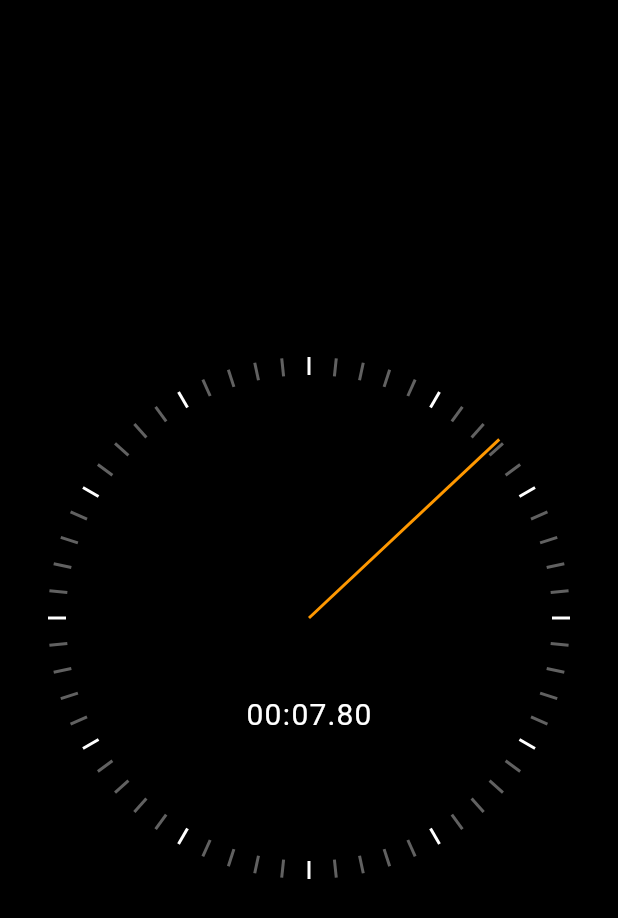
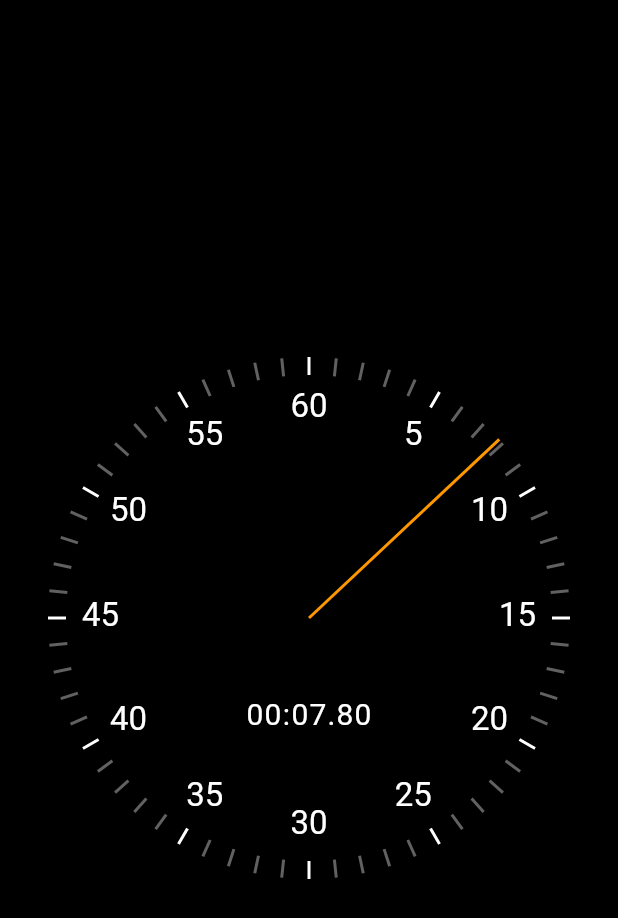
Before and after one commit to mohamedelbendary228/stopwatch, a Flutter app: the screen it shows after launch, on a phone screen of 412 x 824 dp. Shown: the top 918 px of the screen. Run offline on Flutter 3.47's test engine with Material 2 defaults, Android fonts, the phone set to English and light mode, and no system bars.

Commit message:
Implement clock text markers

```diff
--- a/lib/ui/clock_markers.dart
+++ b/lib/ui/clock_markers.dart
@@ -1,4 +1,5 @@
 import 'dart:math';
+import 'dart:ui';
 
 import 'package:flutter/material.dart';
 
@@ -28,3 +29,39 @@ class ClockSecondsMarker extends StatelessWidget {
     );
   }
 }
+
+class ClockTextMarker extends StatelessWidget {
+  final int value;
+  final int maxValue;
+  final double radius;
+  const ClockTextMarker(
+      {Key? key,
+      required this.value,
+      required this.maxValue,
+      required this.radius})
+      : super(key: key);
+
+  @override
+  Widget build(BuildContext context) {
+    final width = 40.0;
+    final height = 30.0;
+    return Transform(
+        alignment: Alignment.center,
+        transform: Matrix4.identity()
+          ..translate(-width / 2, -height / 2, 0.0)
+          ..rotateZ(pi + 2 * pi * (value / maxValue))
+          ..translate(0.0, radius - 35, 0.0)
+          ..rotateZ(pi - 2 * pi * (value / maxValue)),
+        child: SizedBox(
+          width: width,
+          height: height,
+          child: Text(
+            "$value",
+            style: TextStyle(
+              fontSize: 22,
+            ),
+            textAlign: TextAlign.center,
+          ),
+        ));
+  }
+}
--- a/lib/ui/stopwatch.dart
+++ b/lib/ui/stopwatch.dart
@@ -39,6 +39,7 @@ class _StopwatchState extends State<Stopwatch>
         aspectRatio: 1.0,
         child: LayoutBuilder(
           builder: (context, constraints) {
+            print("width: ${constraints.maxWidth}");
             final radius = constraints.maxWidth / 2;
             return StopWatchRenderer(elapsed: _elapsed, radius: radius);
           },
--- a/lib/ui/stopwatch_renderer.dart
+++ b/lib/ui/stopwatch_renderer.dart
@@ -25,6 +25,12 @@ class StopWatchRenderer extends StatelessWidget {
               radius: radius,
             ),
           ),
+        for (int i = 5; i <= 60; i += 5)
+          Positioned(
+            left: radius,
+            top: radius,
+            child: ClockTextMarker(value: i, maxValue: 60, radius: radius),
+          ),
         Positioned(
           left: radius,
           top: radius,
```
